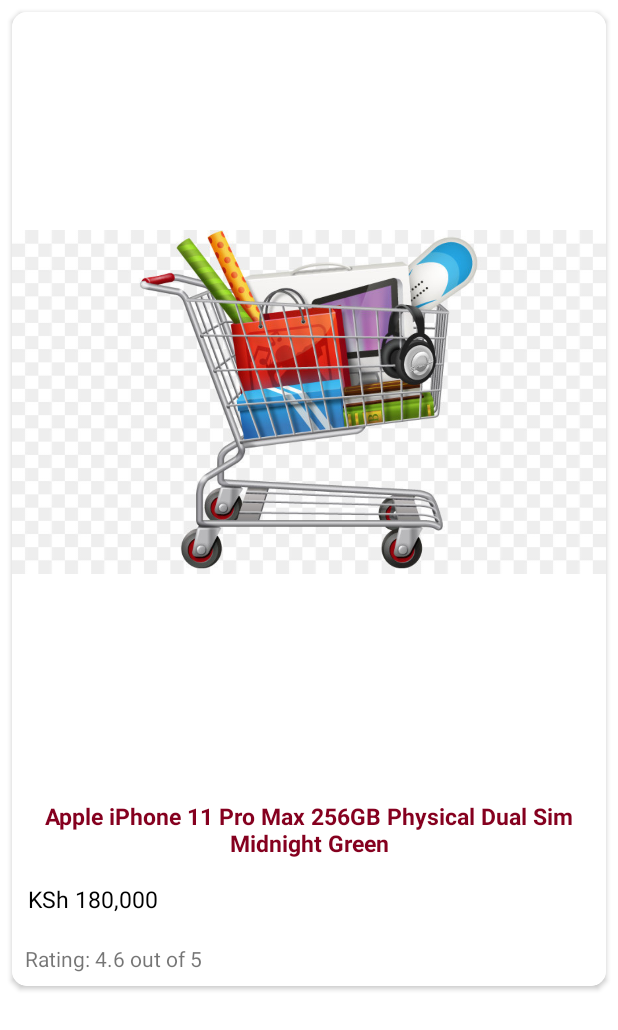
After one commit to githiomi/ShopperAid, an Android app: the layout result_item_view.xml on its own in the app's theme, with its tools: preview values and no code run, on a phone screen of 412 x 824 dp. The commit adds this screen. Shown: the top 1030 px of the screen. Run offline under Robolectric (Android 15) with nearby library versions, the light colour scheme and no system bars.

Commit message:
Created the result item layout

```diff
--- /dev/null
+++ b/app/src/main/res/layout/result_item_view.xml
@@ -0,0 +1,66 @@
+<?xml version="1.0" encoding="utf-8"?>
+<LinearLayout xmlns:android="http://schemas.android.com/apk/res/android"
+    android:layout_width="match_parent"
+    android:layout_height="wrap_content"
+    xmlns:app="http://schemas.android.com/apk/res-auto">
+
+    <androidx.cardview.widget.CardView
+        android:layout_width="match_parent"
+        android:layout_height="wrap_content"
+        android:elevation="20dp"
+        app:cardCornerRadius="10dp"
+        android:layout_margin="8dp"
+        android:padding="10dp"
+        android:id="@+id/cvJumiaItem" >
+
+        <RelativeLayout
+            android:layout_width="match_parent"
+            android:layout_height="wrap_content"
+            android:background="@color/white" >
+
+            <ImageView
+                android:id="@+id/productImageView"
+                android:layout_width="match_parent"
+                android:layout_height="wrap_content"
+                android:src="@drawable/app_logo"
+                android:contentDescription="Result item image placeholder" />
+
+            <TextView
+                android:id="@+id/productName"
+                android:layout_width="match_parent"
+                android:layout_height="wrap_content"
+                android:layout_below="@id/productImageView"
+                android:padding="5dp"
+                android:gravity="center"
+                android:textColor="@color/colorPrimary"
+                android:textSize="15sp"
+                android:textStyle="bold"
+                android:text="@string/product_name_placeholder" />
+
+            <TextView
+                android:id="@+id/productPrice"
+                android:layout_width="match_parent"
+                android:layout_height="wrap_content"
+                android:gravity="start"
+                android:padding="5dp"
+                android:layout_margin="5dp"
+                android:text="@string/product_price_placeholder"
+                android:textSize="15sp"
+                android:textColor="#000000"
+                android:layout_below="@id/productName" />
+
+            <TextView
+                android:id="@+id/productRating"
+                android:layout_width="match_parent"
+                android:layout_height="wrap_content"
+                android:layout_below="@id/productPrice"
+                android:text="@string/product_rating_placeholder"
+                android:padding="5dp"
+                android:layout_margin="3dp" />
+
+
+        </RelativeLayout>
+
+    </androidx.cardview.widget.CardView>
+
+</LinearLayout>
--- a/app/src/main/res/values/strings.xml
+++ b/app/src/main/res/values/strings.xml
@@ -22,4 +22,7 @@
     <string name="product_name">Product Name</string>
     <!-- TODO: Remove or change this placeholder text -->
     <string name="hello_blank_fragment">Hello blank fragment</string>
+    <string name="product_name_placeholder">Apple iPhone 11 Pro Max 256GB Physical Dual Sim Midnight Green</string>
+    <string name="product_price_placeholder">KSh 180,000</string>
+    <string name="product_rating_placeholder">Rating: 4.6 out of 5</string>
 </resources>
```
